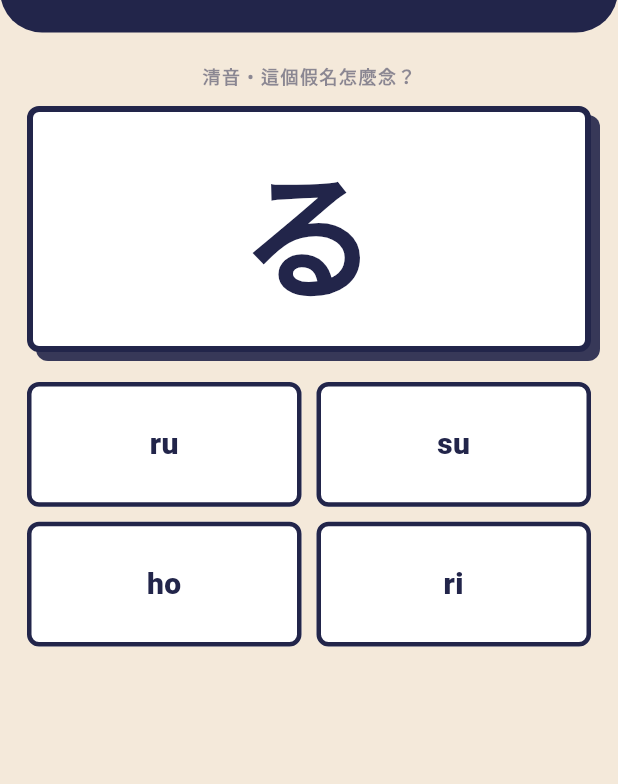
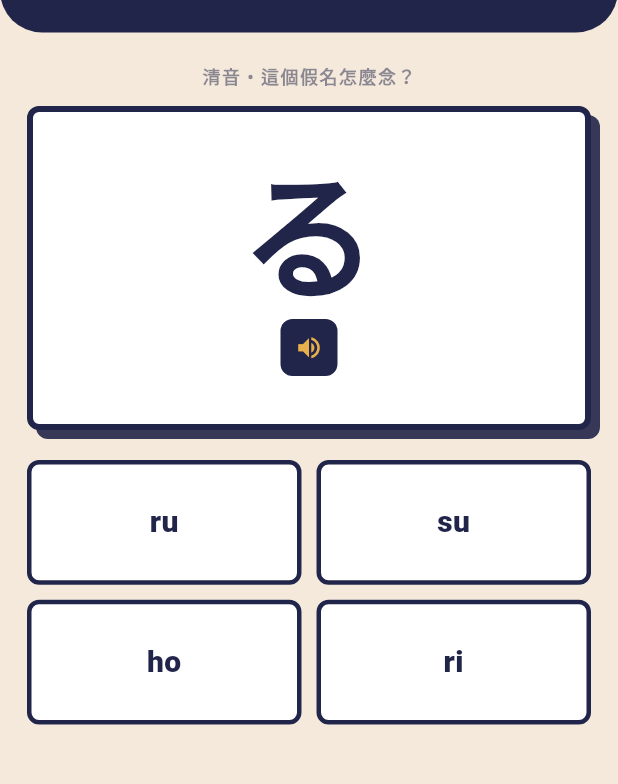
Before and after one commit to yacheng0323/kana_trainer, a Flutter app: the screen it shows after launch, after a tap on "平假名練習", on a phone screen of 412 x 824 dp, the part 95-879 px from its top. Run offline on Flutter 3.47's test engine with Material 3 defaults, Android fonts, the phone set to English and light mode, and no system bars; our stand-ins replace flutter_riverpod, flutter_tts, shared_preferences; Roboto replaces fonts that are missing (ZenKakuGothicNew).

Commit message:
feat(m5): Japanese TTS pronunciation + listening quiz
- TtsService abstraction (flutter_tts ja-JP impl, silent when no
  engine); ttsProvider overridable for tests (FakeTts)
- SpeakButton (indigo square + gold speaker, per 2c design) on kana
  card, vocab card (hidden pre-answer in reading mode - would leak
  answer), sentence card (post-answer)
- Listening quiz: auto-plays word on question start, big replay
  button, 4 jp options (same-topic distractors), wrong answers feed
  vocab wrong book + SRS; home entry card
- 3 new tests (70 total)

Co-Authored-By: Claude Fable 5 <noreply@anthropic.com>

```diff
--- a/lib/features/home/home_page.dart
+++ b/lib/features/home/home_page.dart
@@ -10,6 +10,7 @@ import '../../core/models/vocab.dart';
 import '../../core/theme/app_theme.dart';
 import '../grammar/grammar_list_page.dart';
 import '../grammar/grammar_progress_notifier.dart';
+import '../listening/listening_page.dart';
 import '../practice/practice_page.dart';
 import '../sentence/sentence_practice_page.dart';
 import '../vocab/vocab_practice_page.dart';
@@ -147,6 +148,7 @@ class HomePage extends ConsumerWidget {
                   crossAxisSpacing: 12,
                   childAspectRatio: 1.9,
                   children: [
+                    const _ListeningCard(),
                     for (final pool in VocabPool.values)
                       if ((pool != VocabPool.wrongReview ||
                               ref.watch(vocabWrongProvider).isNotEmpty) &&
@@ -194,6 +196,58 @@ class HomePage extends ConsumerWidget {
             ),
           ),
         ],
+      ),
+    );
+  }
+}
+
+/// 聽力測驗入口卡。
+class _ListeningCard extends StatelessWidget {
+  const _ListeningCard();
+
+  @override
+  Widget build(BuildContext context) {
+    return Material(
+      color: Colors.white,
+      borderRadius: BorderRadius.circular(AppTheme.radius),
+      child: InkWell(
+        onTap: () => Navigator.of(context).push(
+          MaterialPageRoute(builder: (_) => const ListeningPage()),
+        ),
+        borderRadius: BorderRadius.circular(AppTheme.radius),
+        child: Container(
+          padding: const EdgeInsets.symmetric(horizontal: 12),
+          decoration: BoxDecoration(
+            borderRadius: BorderRadius.circular(AppTheme.radius),
+            border: Border.all(color: AppColors.indigo, width: 2),
+          ),
+          child: Row(
+            children: [
+              Container(
+                width: 30,
+                height: 30,
+                alignment: Alignment.center,
+                decoration: BoxDecoration(
+                  color: AppColors.indigo,
+                  borderRadius: BorderRadius.circular(6),
+                ),
+                child: const Icon(Icons.headphones,
+                    color: AppColors.gold, size: 16),
+              ),
+              const SizedBox(width: 10),
+              const Expanded(
+                child: Text(
+                  '聽力測驗',
+                  style: TextStyle(
+                    fontSize: 12,
+                    fontWeight: FontWeight.w800,
+                    color: AppColors.indigo,
+                  ),
+                ),
+              ),
+            ],
+          ),
+        ),
       ),
     );
   }
--- a/lib/features/practice/practice_page.dart
+++ b/lib/features/practice/practice_page.dart
@@ -149,6 +149,8 @@ class _PracticePageState extends ConsumerState<PracticePage> {
                                   ),
                                 ),
                               ),
+                            const SizedBox(height: 14),
+                            SpeakButton(text: state.current.kana),
                           ],
                         ),
                       ),
--- a/lib/features/practice/widgets/quiz_widgets.dart
+++ b/lib/features/practice/widgets/quiz_widgets.dart
@@ -1,7 +1,34 @@
 import 'package:flutter/material.dart';
+import 'package:flutter_riverpod/flutter_riverpod.dart';
 
+import '../../../core/audio/tts_service.dart';
 import '../../../core/theme/app_theme.dart';
 import 'shake.dart';
+
+/// 發音按鈕（設計稿 2c：深靛藍方塊 + 金黃喇叭）。
+class SpeakButton extends ConsumerWidget {
+  final String text;
+  final double size;
+
+  const SpeakButton({super.key, required this.text, this.size = 38});
+
+  @override
+  Widget build(BuildContext context, WidgetRef ref) {
+    return Material(
+      color: AppColors.indigo,
+      borderRadius: BorderRadius.circular(AppTheme.radius),
+      child: InkWell(
+        onTap: () => ref.read(ttsProvider).speak(text),
+        borderRadius: BorderRadius.circular(AppTheme.radius),
+        child: SizedBox(
+          width: size,
+          height: size,
+          child: Icon(Icons.volume_up, color: AppColors.gold, size: size * .5),
+        ),
+      ),
+    );
+  }
+}
 
 /// 深靛藍頂部：返回、標題、連對火焰、session 分數、5 段進度。
 /// 假名與單字練習頁共用。
--- a/lib/features/sentence/sentence_practice_page.dart
+++ b/lib/features/sentence/sentence_practice_page.dart
@@ -128,6 +128,11 @@ class _SentencePracticePageState extends ConsumerState<SentencePracticePage> {
                                 color: AppColors.indigoFaded,
                               ),
                             ),
+                            // 答題後可聽完整句發音
+                            if (answered) ...[
+                              const SizedBox(height: 12),
+                              SpeakButton(text: state.current.jp),
+                            ],
                           ],
                         ),
                       ),
--- a/lib/features/vocab/vocab_practice_page.dart
+++ b/lib/features/vocab/vocab_practice_page.dart
@@ -160,6 +160,11 @@ class _VocabPracticePageState extends ConsumerState<VocabPracticePage> {
                                 ),
                               ),
                             ),
+                            // 讀音輸入模式聽發音等於作弊，答題後才顯示
+                            if (mode != VocabMode.reading || answered) ...[
+                              const SizedBox(height: 12),
+                              SpeakButton(text: state.current.jp),
+                            ],
                           ],
                         ),
                       ),
--- a/pubspec.yaml
+++ b/pubspec.yaml
@@ -10,6 +10,7 @@ dependencies:
   flutter:
     sdk: flutter
   flutter_riverpod: ^2.6.1
+  flutter_tts: ^4.2.0
   shared_preferences: ^2.3.0
 
 dev_dependencies:
```
Also changed, not shown: lib/core/audio/tts_service.dart (added, +45 -0 lines), lib/features/listening/listening_controller.dart (added, +106 -0 lines), lib/features/listening/listening_page.dart (added, +216 -0 lines), pubspec.lock, 2 other files.
